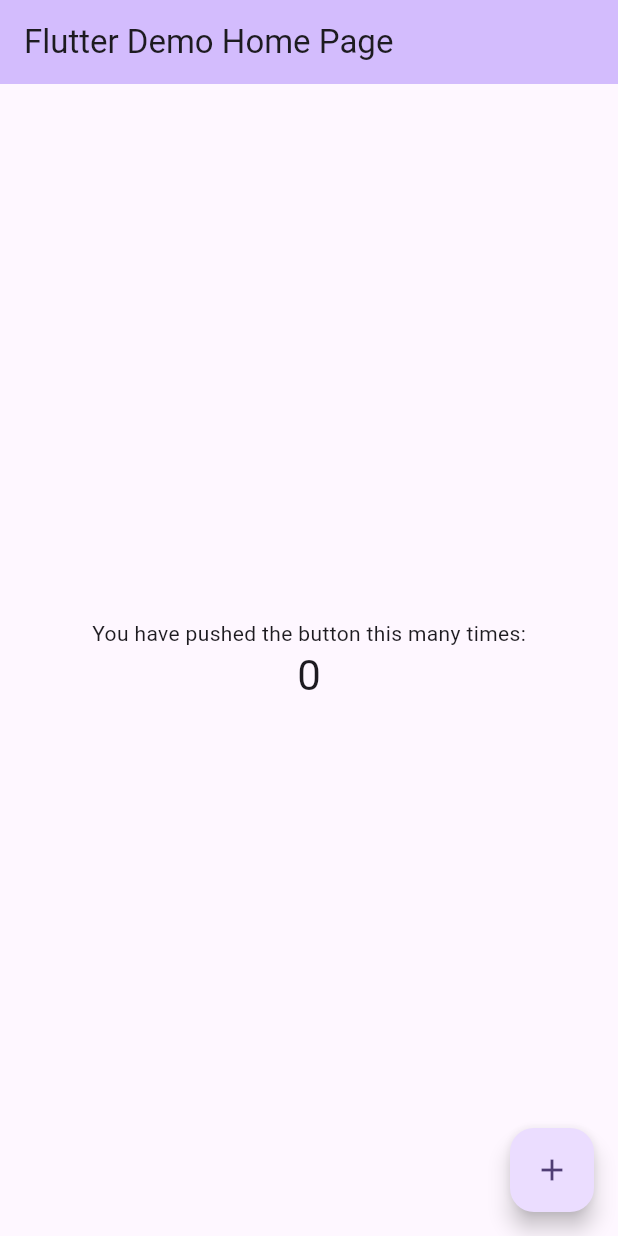
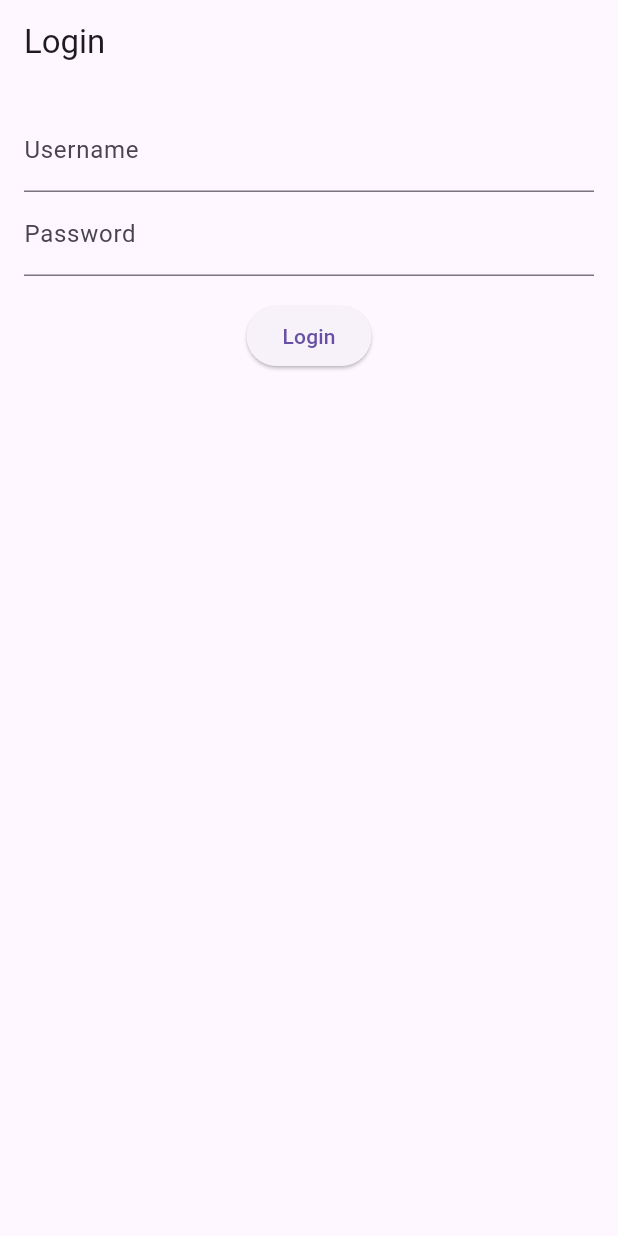
Before and after one commit to alqasemhussein-hub/altejara_merchant, a Flutter app: the screen it shows after launch, on a phone screen of 412 x 824 dp. Run offline on Flutter 3.47's test engine with Material 3 defaults, Android fonts, the phone set to English and light mode, and no system bars.

Commit message:
feat: add login with OTP flow

```diff
--- /dev/null
+++ b/lib/application/use_cases/login_use_case.dart
@@ -0,0 +1,11 @@
+import '../../domain/repositories/auth_repository.dart';
+import '../../domain/entities/user.dart';
+
+class LoginUseCase {
+  final AuthRepository repository;
+  LoginUseCase(this.repository);
+
+  Future<User?> call(String username, String password) {
+    return repository.login(username, password);
+  }
+}
--- /dev/null
+++ b/lib/application/use_cases/send_otp_use_case.dart
@@ -0,0 +1,11 @@
+import '../../domain/repositories/auth_repository.dart';
+import '../../domain/value_objects/otp_method.dart';
+
+class SendOtpUseCase {
+  final AuthRepository repository;
+  SendOtpUseCase(this.repository);
+
+  Future<void> call(OtpMethod method) {
+    return repository.sendOtp(method);
+  }
+}
--- /dev/null
+++ b/lib/application/use_cases/verify_otp_use_case.dart
@@ -0,0 +1,10 @@
+import '../../domain/repositories/auth_repository.dart';
+
+class VerifyOtpUseCase {
+  final AuthRepository repository;
+  VerifyOtpUseCase(this.repository);
+
+  Future<bool> call(String code) {
+    return repository.verifyOtp(code);
+  }
+}
--- /dev/null
+++ b/lib/domain/entities/user.dart
@@ -0,0 +1,4 @@
+class User {
+  final String username;
+  User(this.username);
+}
--- /dev/null
+++ b/lib/domain/repositories/auth_repository.dart
@@ -0,0 +1,8 @@
+import '../value_objects/otp_method.dart';
+import '../entities/user.dart';
+
+abstract class AuthRepository {
+  Future<User?> login(String username, String password);
+  Future<void> sendOtp(OtpMethod method);
+  Future<bool> verifyOtp(String code);
+}
--- /dev/null
+++ b/lib/domain/value_objects/otp_method.dart
@@ -0,0 +1 @@
+enum OtpMethod { whatsapp, email }
--- /dev/null
+++ b/lib/infrastructure/repositories/fake_auth_repository.dart
@@ -0,0 +1,25 @@
+import '../../domain/entities/user.dart';
+import '../../domain/repositories/auth_repository.dart';
+import '../../domain/value_objects/otp_method.dart';
+
+class FakeAuthRepository implements AuthRepository {
+  String? _otpCode;
+
+  @override
+  Future<User?> login(String username, String password) async {
+    if (username.isNotEmpty && password.isNotEmpty) {
+      return User(username);
+    }
+    return null;
+  }
+
+  @override
+  Future<void> sendOtp(OtpMethod method) async {
+    _otpCode = '123456';
+  }
+
+  @override
+  Future<bool> verifyOtp(String code) async {
+    return _otpCode == code;
+  }
+}
--- a/lib/main.dart
+++ b/lib/main.dart
@@ -1,122 +1,28 @@
 import 'package:flutter/material.dart';
+import 'presentation/login_page.dart';
+import 'application/use_cases/login_use_case.dart';
+import 'application/use_cases/send_otp_use_case.dart';
+import 'application/use_cases/verify_otp_use_case.dart';
+import 'infrastructure/repositories/fake_auth_repository.dart';
 
 void main() {
-  runApp(const MyApp());
+  final repository = FakeAuthRepository();
+  runApp(MyApp(repository: repository));
 }
 
 class MyApp extends StatelessWidget {
-  const MyApp({super.key});
+  final FakeAuthRepository repository;
+  const MyApp({super.key, required this.repository});
 
-  // This widget is the root of your application.
   @override
   Widget build(BuildContext context) {
     return MaterialApp(
-      title: 'Flutter Demo',
-      theme: ThemeData(
-        // This is the theme of your application.
-        //
-        // TRY THIS: Try running your application with "flutter run". You'll see
-        // the application has a purple toolbar. Then, without quitting the app,
-        // try changing the seedColor in the colorScheme below to Colors.green
-        // and then invoke "hot reload" (save your changes or press the "hot
-        // reload" button in a Flutter-supported IDE, or press "r" if you used
-        // the command line to start the app).
-        //
-        // Notice that the counter didn't reset back to zero; the application
-        // state is not lost during the reload. To reset the state, use hot
-        // restart instead.
-        //
-        // This works for code too, not just values: Most code changes can be
-        // tested with just a hot reload.
-        colorScheme: ColorScheme.fromSeed(seedColor: Colors.deepPurple),
+      title: 'Auth Demo',
+      home: LoginPage(
+        loginUseCase: LoginUseCase(repository),
+        sendOtpUseCase: SendOtpUseCase(repository),
+        verifyOtpUseCase: VerifyOtpUseCase(repository),
       ),
-      home: const MyHomePage(title: 'Flutter Demo Home Page'),
     );
   }
 }
-
-class MyHomePage extends StatefulWidget {
-  const MyHomePage({super.key, required this.title});
-
-  // This widget is the home page of your application. It is stateful, meaning
-  // that it has a State object (defined below) that contains fields that affect
-  // how it looks.
-
-  // This class is the configuration for the state. It holds the values (in this
-  // case the title) provided by the parent (in this case the App widget) and
-  // used by the build method of the State. Fields in a Widget subclass are
-  // always marked "final".
-
-  final String title;
-
-  @override
-  State<MyHomePage> createState() => _MyHomePageState();
-}
-
-class _MyHomePageState extends State<MyHomePage> {
-  int _counter = 0;
-
-  void _incrementCounter() {
-    setState(() {
-      // This call to setState tells the Flutter framework that something has
-      // changed in this State, which causes it to rerun the build method below
-      // so that the display can reflect the updated values. If we changed
-      // _counter without calling setState(), then the build method would not be
-      // called again, and so nothing would appear to happen.
-      _counter++;
-    });
-  }
-
-  @override
-  Widget build(BuildContext context) {
-    // This method is rerun every time setState is called, for instance as done
-    // by the _incrementCounter method above.
-    //
-    // The Flutter framework has been optimized to make rerunning build methods
-    // fast, so that you can just rebuild anything that needs updating rather
-    // than having to individually change instances of widgets.
-    return Scaffold(
-      appBar: AppBar(
-        // TRY THIS: Try changing the color here to a specific color (to
-        // Colors.amber, perhaps?) and trigger a hot reload to see the AppBar
-        // change color while the other colors stay the same.
-        backgroundColor: Theme.of(context).colorScheme.inversePrimary,
-        // Here we take the value from the MyHomePage object that was created by
-        // the App.build method, and use it to set our appbar title.
-        title: Text(widget.title),
-      ),
-      body: Center(
-        // Center is a layout widget. It takes a single child and positions it
-        // in the middle of the parent.
-        child: Column(
-          // Column is also a layout widget. It takes a list of children and
-          // arranges them vertically. By default, it sizes itself to fit its
-          // children horizontally, and tries to be as tall as its parent.
-          //
-          // Column has various properties to control how it sizes itself and
-          // how it positions its children. Here we use mainAxisAlignment to
-          // center the children vertically; the main axis here is the vertical
-          // axis because Columns are vertical (the cross axis would be
-          // horizontal).
-          //
-          // TRY THIS: Invoke "debug painting" (choose the "Toggle Debug Paint"
-          // action in the IDE, or press "p" in the console), to see the
-          // wireframe for each widget.
-          mainAxisAlignment: MainAxisAlignment.center,
-          children: <Widget>[
-            const Text('You have pushed the button this many times:'),
-            Text(
-              '$_counter',
-              style: Theme.of(context).textTheme.headlineMedium,
-            ),
-          ],
-        ),
-      ),
-      floatingActionButton: FloatingActionButton(
-        onPressed: _incrementCounter,
-        tooltip: 'Increment',
-        child: const Icon(Icons.add),
-      ), // This trailing comma makes auto-formatting nicer for build methods.
-    );
-  }
-}
--- /dev/null
+++ b/lib/presentation/login_page.dart
@@ -0,0 +1,56 @@
+import 'package:flutter/material.dart';
+import '../application/use_cases/login_use_case.dart';
+import '../application/use_cases/send_otp_use_case.dart';
+import '../application/use_cases/verify_otp_use_case.dart';
+import 'otp_method_page.dart';
+
+class LoginPage extends StatefulWidget {
+  final LoginUseCase loginUseCase;
+  final SendOtpUseCase sendOtpUseCase;
+  final VerifyOtpUseCase verifyOtpUseCase;
+  const LoginPage({super.key, required this.loginUseCase, required this.sendOtpUseCase, required this.verifyOtpUseCase});
+
+  @override
+  State<LoginPage> createState() => _LoginPageState();
+}
+
+class _LoginPageState extends State<LoginPage> {
+  final _userController = TextEditingController();
+  final _passController = TextEditingController();
+  String? _error;
+
+  @override
+  Widget build(BuildContext context) {
+    return Scaffold(
+      appBar: AppBar(title: const Text('Login')),
+      body: Padding(
+        padding: const EdgeInsets.all(16),
+        child: Column(
+          children: [
+            TextField(controller: _userController, decoration: const InputDecoration(labelText: 'Username')),
+            TextField(controller: _passController, obscureText: true, decoration: const InputDecoration(labelText: 'Password')),
+            if (_error != null) Text(_error!, style: const TextStyle(color: Colors.red)),
+            const SizedBox(height: 16),
+            ElevatedButton(
+              onPressed: () async {
+                final user = await widget.loginUseCase(_userController.text, _passController.text);
+                if (user != null) {
+                  if (!mounted) return;
+                  Navigator.of(context).push(MaterialPageRoute(
+                    builder: (_) => OtpMethodPage(
+                      sendOtpUseCase: widget.sendOtpUseCase,
+                      verifyOtpUseCase: widget.verifyOtpUseCase,
+                    ),
+                  ));
+                } else {
+                  setState(() => _error = 'Invalid credentials');
+                }
+              },
+              child: const Text('Login'),
+            ),
+          ],
+        ),
+      ),
+    );
+  }
+}
```
Also changed, not shown: lib/presentation/home_page.dart (added, +13 -0 lines), lib/presentation/otp_method_page.dart (added, +41 -0 lines), lib/presentation/otp_verify_page.dart (added, +48 -0 lines).
